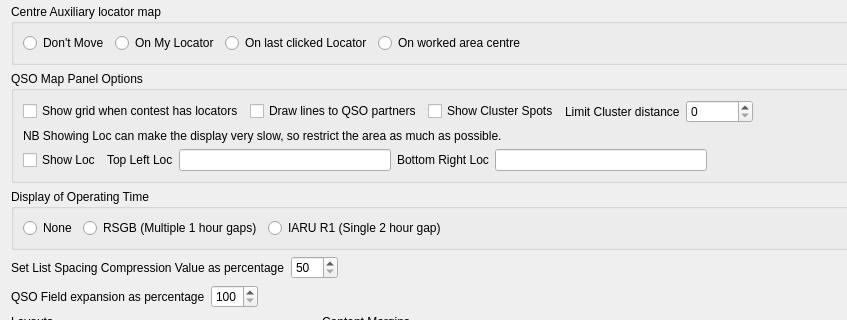
This is mqt/MqtLogger/DisplayOptions.ui in Rsclub22/Minos2-Mirror as Qt 5 draws it before an edit; both pictures show x 0 to 847 and y 195 to 515 of the 942 by 743 pixel window. The edited form follows.
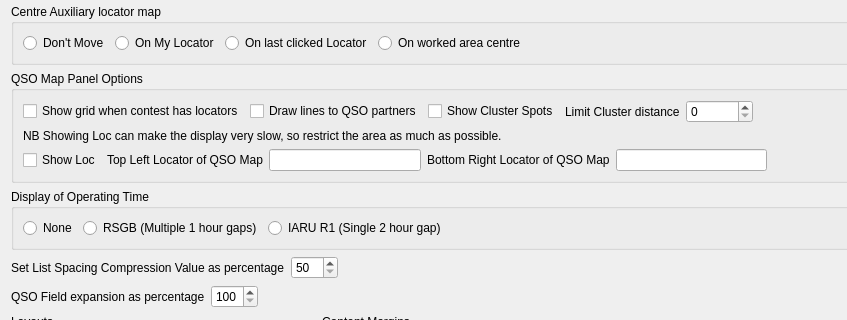
This is the edited form.

What changed in the file:
```diff
--- a/mqt/MqtLogger/DisplayOptions.ui
+++ b/mqt/MqtLogger/DisplayOptions.ui
@@ -348,7 +348,7 @@
         <item>
          <widget class="QLabel" name="label_3">
           <property name="text">
-           <string>Top Left Loc</string>
+           <string>Top Left Locator of QSO Map</string>
           </property>
          </widget>
         </item>
@@ -358,7 +358,7 @@
         <item>
          <widget class="QLabel" name="label_7">
           <property name="text">
-           <string>Bottom Right Loc</string>
+           <string>Bottom Right Locator of QSO Map</string>
           </property>
          </widget>
         </item>
```
